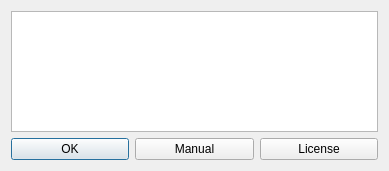
Qt form ui/helpbox.ui (berndhs/notably) before a commit.
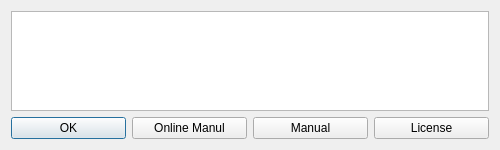
The same form after that commit. Icons and pictures are not drawn.

Commit message: button for online help manual, and layout for fancy search dialog

```diff
--- a/ui/helpbox.ui
+++ b/ui/helpbox.ui
@@ -6,8 +6,8 @@
    <rect>
     <x>0</x>
     <y>0</y>
-    <width>389</width>
-    <height>171</height>
+    <width>500</width>
+    <height>150</height>
    </rect>
   </property>
   <property name="windowTitle">
@@ -18,10 +18,10 @@
     <normaloff>:/img/nb.png</normaloff>:/img/nb.png</iconset>
   </property>
   <layout class="QGridLayout" name="gridLayout">
-   <item row="0" column="0">
+   <item row="0" column="1">
     <widget class="QTextBrowser" name="textBox"/>
    </item>
-   <item row="1" column="0">
+   <item row="1" column="1">
     <layout class="QHBoxLayout" name="horizontalLayout">
      <item>
       <widget class="QPushButton" name="okButton">
@@ -36,6 +36,13 @@
        </property>
       </widget>
      </item>
+     <item>
+      <widget class="QPushButton" name="onlineButton">
+       <property name="text">
+        <string>Online Manul</string>
+       </property>
+      </widget>
+     </item>
      <item>
       <widget class="QPushButton" name="helpButton">
        <property name="minimumSize">
```
The commit also changes 7 other files.
